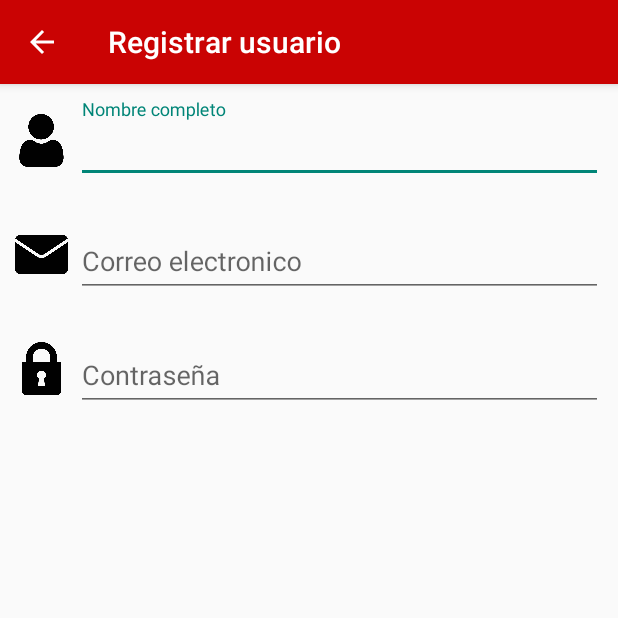
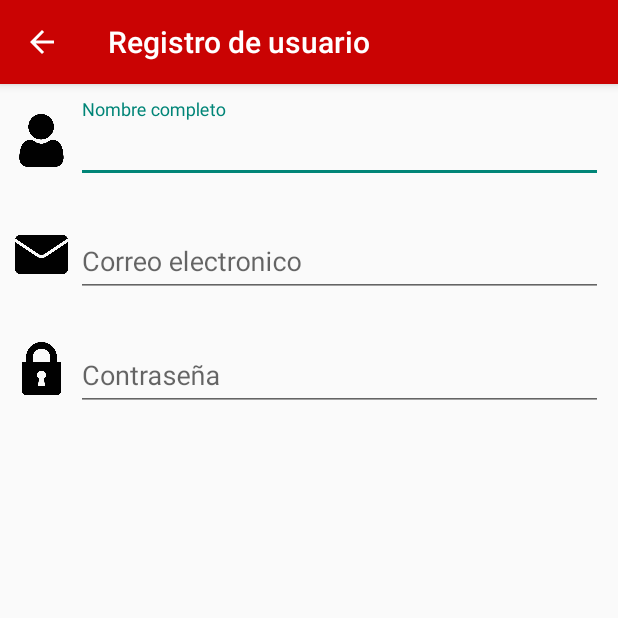
Before and after one commit to diegoferose/uberClon, an Android app: the SelectOptionAuthActivity screen opened directly, with no data from a screen before it, after a tap on "REGISTARME AHORA", on a phone screen of 412 x 824 dp, the top half of it. Run offline under Robolectric (Android 15) with nearby library versions, the phone set to English and light mode, and no system bars; our stand-ins replace Firebase (no records; nobody signed in at launch, a user with empty details on screens opened directly); libraries missing offline, so code that uses them is left out: dmax.dialog; 1 statement that could not run was skipped.

Commit message:
se realiza documentacion con comentarios en el codigo.

```diff
--- a/app/src/main/java/com/example/uberclone/RegisterActivity.java
+++ b/app/src/main/java/com/example/uberclone/RegisterActivity.java
@@ -12,6 +12,7 @@ import android.widget.Button;
 import android.widget.Toast;
 
 import com.example.uberclone.Models.User;
+import com.example.uberclone.includes.MyToolbar;
 import com.google.android.gms.tasks.OnCompleteListener;
 import com.google.android.gms.tasks.Task;
 import com.google.android.material.textfield.TextInputEditText;
@@ -23,27 +24,29 @@ import com.google.firebase.database.FirebaseDatabase;
 import dmax.dialog.SpotsDialog;
 
 public class RegisterActivity extends AppCompatActivity {
+    /*------------------------------------------------------------------------------------*/
+    /*CLASE: RegisterActivity-------------------------------------------------------------*/
+    /*FUNCION: Contiene los metodos necesarios para el registro de usuario----------------*/
+    /*------------------------------------------------------------------------------------*/
 
-    //Creamos el sharedPreferences
+   /*ZONA DE CREACION DECLARACION DE VARIABLES*/
     SharedPreferences mPref;
     FirebaseAuth mAuth;
     DatabaseReference mDatabase;
-
     Button mButtonRegister;
     TextInputEditText mTextInputEmail;
     TextInputEditText mTextInputName;
     TextInputEditText mTextInputPassword;
     AlertDialog mDialog;
-    Toolbar mToolbar;
+    /*----------------------------------------*/
 
     @Override
     protected void onCreate(Bundle savedInstanceState) {
         super.onCreate(savedInstanceState);
         setContentView(R.layout.activity_register);
-        mToolbar = findViewById(R.id.toolbar);
-        setSupportActionBar(mToolbar);
-        getSupportActionBar().setTitle("Registrar usuario");
-        getSupportActionBar().setDisplayHomeAsUpEnabled(true);
+
+        //se implemente toolbar en esta vista
+        MyToolbar.show(this, "Registro de usuario", true);
 
         mAuth = FirebaseAuth.getInstance();
 
@@ -65,24 +68,35 @@ public class RegisterActivity extends AppCompatActivity {
 
 
     }
-
+    /*------------------------------------------------------------------------------------*/
+    /*METODO: registerUser----------------------------------------------------------------*/
+    /*FUNCION: se encarga de registrar un usuario en el autentication de firebade---------*/
+    /*------------------------------------------------------------------------------------*/
     void registerUser() {
+        //ser obtiene el valor digitado por el usuario en los inputs y se guardan en variables
         final String name = mTextInputName.getText().toString();
         final String email = mTextInputEmail.getText().toString();
         final String password = mTextInputPassword.getText().toString();
 
+        //se valida que todos los campos hayan sido diligenciados
         if (!name.isEmpty() && !email.isEmpty() && !password.isEmpty()) {
+            //se valida que el password tenga 6 o mas caracteres. si es menor firebase no lo va a aceptar
             if (password.length() >= 6) {
                 mDialog.show();
+                //manda a registrar un usuario en el autentication de firebade
                 mAuth.createUserWithEmailAndPassword(email, password).addOnCompleteListener(new OnCompleteListener<AuthResult>() {
                     @Override
                     public void onComplete(@NonNull Task<AuthResult> task) {
                         mDialog.hide();
                         if (task.isSuccessful()) {
+                            //el registro en firebase se realizo con exito
+                            //se obtiene el id del usuario recien registrado, esto es para que el usuario que creemos en users tenga el mismo id
                             String id = mAuth.getCurrentUser().getUid();
+                            //se llama el metodo saveUser con los datos obtenidos
                             saveUser(id, name, email);
                         }
                         else {
+                            //el registro en firebase no se realizo con exito
                             Toast.makeText(RegisterActivity.this, "No se pudo registrar el usuario", Toast.LENGTH_SHORT).show();
                         }
                     }
@@ -97,33 +111,49 @@ public class RegisterActivity extends AppCompatActivity {
         }
     }
 
+    /*------------------------------------------------------------------------------------*/
+    /*METODO: saveUser--------------------------------------------------------------------*/
+    /*FUNCION: se encarga de registrar un usuario en el user de firebade con el nodo -----*/
+    /*---------Drivers o Clients segun sea el caso----------------------------------------*/
+    /*------------------------------------------------------------------------------------*/
     void saveUser(String id, String name, String email) {
+        //se toma de la variable de sesion creada el valor que contiene
         String selectedUser = mPref.getString("user", "");
+
+        //se crea un objeto user y se setean sus valores
         User user = new User();
         user.setEmail(email);
         user.setName(name);
 
+        //se valida si el valor que viene en la variable de sesion es driver
         if (selectedUser.equals("driver")) {
+            //se envia a guardar en user en el nodo Drivers el objeto user creado anteriormente
             mDatabase.child("Users").child("Drivers").child(id).setValue(user).addOnCompleteListener(new OnCompleteListener<Void>() {
                 @Override
                 public void onComplete(@NonNull Task<Void> task) {
                     if (task.isSuccessful()) {
+                        //el guardado en firebase se realizo con exito
                         Toast.makeText(RegisterActivity.this, "Registro exitoso", Toast.LENGTH_SHORT).show();
                     }
                     else {
+                        //el guardado no se pudo realizar
                         Toast.makeText(RegisterActivity.this, "Fallo el registro", Toast.LENGTH_SHORT).show();
                     }
                 }
             });
         }
+        //se valida si el valor que viene en la variable de sesion es client
         else if (selectedUser.equals("client")){
+            //se envia a guardar en user en el nodo Clients el objeto user creado anteriormente
             mDatabase.child("Users").child("Clients").child(id).setValue(user).addOnCompleteListener(new OnCompleteListener<Void>() {
                 @Override
                 public void onComplete(@NonNull Task<Void> task) {
                     if (task.isSuccessful()) {
+                        //el guardado en firebase se realizo con exito
                         Toast.makeText(RegisterActivity.this, "Registro exitoso", Toast.LENGTH_SHORT).show();
                     }
                     else {
+                        //el guardado no se pudo realizar
                         Toast.makeText(RegisterActivity.this, "Fallo el registro", Toast.LENGTH_SHORT).show();
                     }
                 }
--- a/app/src/main/java/com/example/uberclone/SelectOptionAuthActivity.java
+++ b/app/src/main/java/com/example/uberclone/SelectOptionAuthActivity.java
@@ -8,25 +8,32 @@ import android.os.Bundle;
 import android.view.View;
 import android.widget.Button;
 
+import com.example.uberclone.includes.MyToolbar;
+
 public class SelectOptionAuthActivity extends AppCompatActivity {
+    /*--------------------------------------------------------------------------------------------*/
+    /*CLASE: SelectOptionAuthActivity-------------------------------------------------------------*/
+    /*FUNCION: Contiene los metodos necesarios para escoger entre registrar o el login------------*/
+    /*-------------------------------------------------------------------------------------------*/
 
+    /*ZONA DE CREACION DECLARACION DE VARIABLES*/
     Toolbar mToolbar;
     Button mButtonGoToLogin;
     Button mButtonGoToRegister;
-
+    /*----------------------------------------*/
 
     @Override
     protected void onCreate(Bundle savedInstanceState) {
         super.onCreate(savedInstanceState);
         setContentView(R.layout.activity_select_option_auth);
-        mToolbar = findViewById(R.id.toolbar);
-        setSupportActionBar(mToolbar);
-       getSupportActionBar().setTitle("Selecionar Opcion");
-        getSupportActionBar().setDisplayHomeAsUpEnabled(true);
+        //se implemente toolbar en esta vista
+        MyToolbar.show(this, "Seleccione una opcion", true);
 
+        //se instancian los botones
         mButtonGoToLogin = findViewById(R.id.btnToGoLogin);
-        //Instanciamos el boton de registro
         mButtonGoToRegister = findViewById(R.id.btnToGoRegister);
+
+        //se crean un envento listener para el boton mButtonGoToLogin
         mButtonGoToLogin.setOnClickListener(new View.OnClickListener() {
             @Override
             public void onClick(View v) {
@@ -34,6 +41,7 @@ public class SelectOptionAuthActivity extends AppCompatActivity {
             }
         });
 
+        //se crean un envento listener para el boton mButtonGoToRegister
         mButtonGoToRegister.setOnClickListener(new View.OnClickListener() {
             @Override
             public void onClick(View v) {
@@ -43,11 +51,18 @@ public class SelectOptionAuthActivity extends AppCompatActivity {
 
     }
 
+    /*------------------------------------------------------------------------------------*/
+    /*METODO: goToLogin-------------------------------------------------------------------*/
+    /*FUNCION: se encarga de redirigir al loguinActivity----------------------------------*/
+    /*------------------------------------------------------------------------------------*/
     public void goToLogin (){
         Intent intent = new Intent(SelectOptionAuthActivity.this, loguinActivity.class);
         startActivity(intent);
     }
-
+    /*---------------------------------------------------------------------------------------*/
+    /*METODO: goToRegister-------------------------------------------------------------------*/
+    /*FUNCION: se encarga de redirigir al RegisterActivity-----------------------------------*/
+    /*---------------------------------------------------------------------------------------*/
     public void goToRegister (){
         Intent intent = new Intent(SelectOptionAuthActivity.this, RegisterActivity.class);
         startActivity(intent);
--- a/app/src/main/java/com/example/uberclone/loguinActivity.java
+++ b/app/src/main/java/com/example/uberclone/loguinActivity.java
@@ -23,29 +23,38 @@ import com.google.firebase.database.FirebaseDatabase;
 import dmax.dialog.SpotsDialog;
 
 public class loguinActivity extends AppCompatActivity {
+    /*--------------------------------------------------------------------------------------------*/
+    /*CLASE: loguinActivity-----------------------------------------------------------------------*/
+    /*FUNCION: Contiene los metodos necesarios para loguearse en firebase-------------------------*/
+    /*--------------------------------------------------------------------------------------------*/
 
+    /*ZONA DE CREACION DECLARACION DE VARIABLES*/
     TextInputEditText mTextInputEmail;
     TextInputEditText mTextInputPassword;
     Button mButtonLogin;
     FirebaseAuth mAuth;
     DatabaseReference mDatabase;
     AlertDialog mDialog;
+    /*----------------------------------------*/
 
 
     @Override
     protected void onCreate(Bundle savedInstanceState) {
         super.onCreate(savedInstanceState);
         setContentView(R.layout.activity_loguin);
+
+        //se implemente toolbar en esta vista
         MyToolbar.show(this, "Login de usuario", true);
 
-
+        //se instancian los objetos necesarios
         mTextInputEmail = findViewById(R.id.textInputEmail);
         mTextInputPassword = findViewById(R.id.textInputPassword);
         mButtonLogin = findViewById(R.id.btnLogin);
         mAuth = FirebaseAuth.getInstance();
         mDatabase = FirebaseDatabase.getInstance().getReference();
-        // Instanciamos el progess dialog y colocamos el texto que sale E.C
         mDialog = new SpotsDialog.Builder().setContext(loguinActivity.this).setMessage("Espere un momento").build();
+
+        //se crean un envento listener para el boton mButtonLogin
         mButtonLogin.setOnClickListener(new View.OnClickListener() {
             @Override
             public void onClick(View v) {
@@ -54,23 +63,35 @@ public class loguinActivity extends AppCompatActivity {
         });
     }
 
-
+    /*------------------------------------------------------------------------------------*/
+    /*METODO: login-----------------------------------------------------------------------*/
+    /*FUNCION: se encarga de realizar el login en  de firebade----------------------------*/
+    /*------------------------------------------------------------------------------------*/
     private void login () {
+        //ser obtiene el valor digitado por el usuario en los inputs y se guardan en variables
          String email = mTextInputEmail.getText().toString();
          String password = mTextInputPassword.getText().toString();
 
+        //se valida que todos los campos hayan sido diligenciados
          if (!email.isEmpty() && !password.isEmpty()) {
+             //se valida que el password tenga 6 o mas caracteres. si es menor firebase no lo va a aceptar
              if (password.length() >= 6){
-                 mDialog.show(); // Muestra el Progess Dialog
+                 // Muestra el Progess Dialog
+                 mDialog.show();
+
+                 //manda a loguear el usuario en firebase
                  mAuth.signInWithEmailAndPassword(email, password).addOnCompleteListener(new OnCompleteListener<AuthResult>() {
                      @Override
                      public void onComplete(@NonNull Task<AuthResult> task) {
                          if (task.isSuccessful()) {
+                             //el login se realiz correctamente
                              Toast.makeText(loguinActivity.this,"El login se realizo exitosamente",Toast.LENGTH_SHORT).show();
                          }
                          else {
+                             //el login no se realizo
                              Toast.makeText(loguinActivity.this,"La email o la contraseña son incorrectos", Toast.LENGTH_SHORT).show();
                          }
+                         //oculta el Progess Dialog
                          mDialog.dismiss(); // No se muestra el Progess Dialog
 
                      }
```
